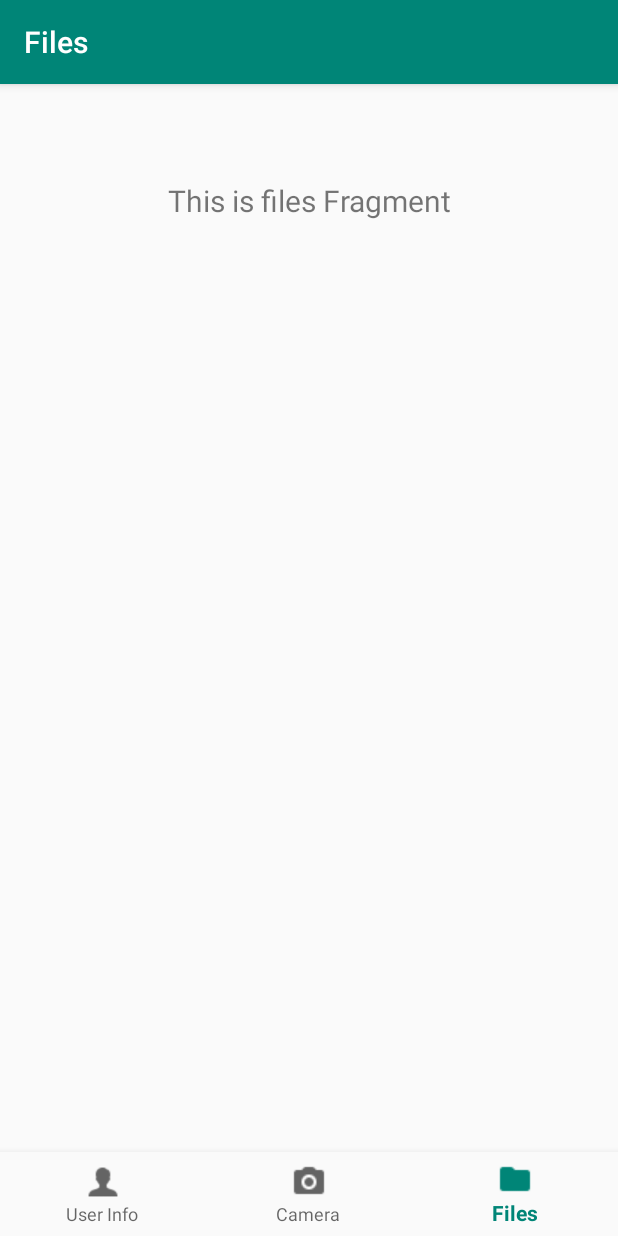
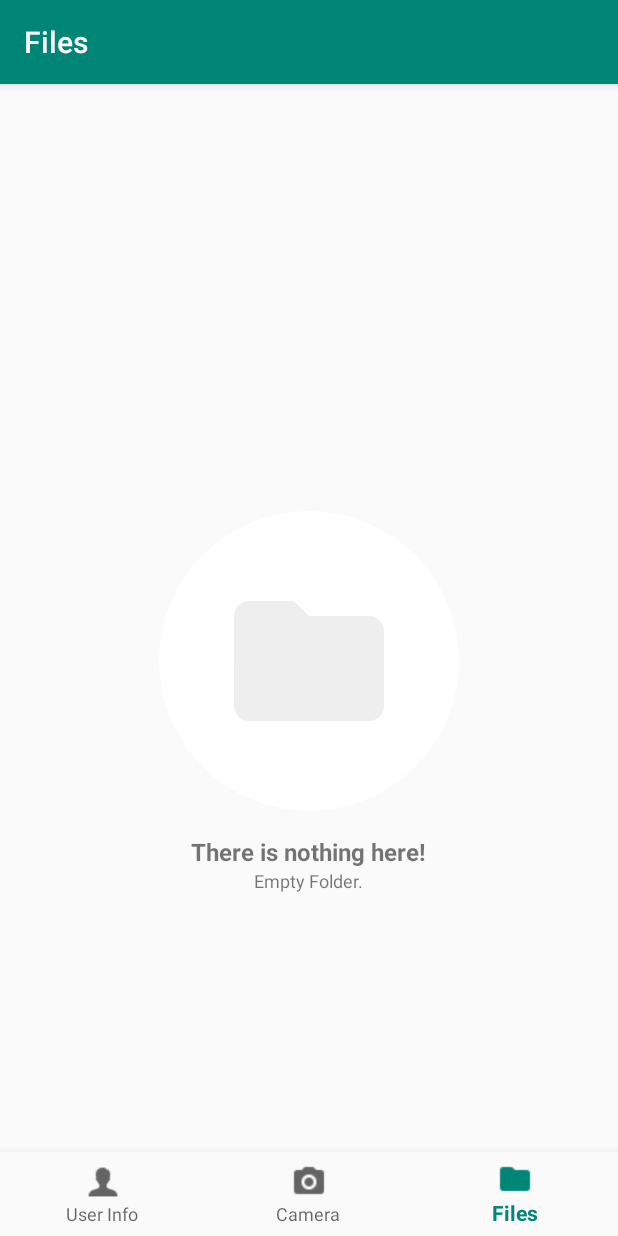
Before and after one commit to maxorozco213/Notely, an Android app: the FilesFragment screen opened through its navigation route, on a phone screen of 412 x 824 dp. Run offline under Robolectric (Android 15) with nearby library versions, the phone set to English and light mode, and no system bars; our stand-ins replace data binding, navigation-ui; 2 statements that could not run were skipped.

```diff
--- a/app/src/main/java/com/example/notely/ui/files/FilesFragment.kt
+++ b/app/src/main/java/com/example/notely/ui/files/FilesFragment.kt
@@ -14,6 +14,10 @@ import com.example.notely.databinding.FragmentFilesBinding
 
 class FilesFragment : Fragment() {
     private lateinit var filesViewModel: FilesViewModel
+
+    companion object {
+        private const val ARG_PATH: String = "com.thetechnocafe.gurleensethi.kotlinfileexplorer.fileslist.path"
+    }
 
     override fun onCreateView(
         inflater: LayoutInflater,
@@ -35,4 +39,5 @@ class FilesFragment : Fragment() {
 
         return binding.root
     }
+
 }
--- /dev/null
+++ b/app/src/main/res/drawable/background_circle.xml
@@ -0,0 +1,8 @@
+<?xml version="1.0" encoding="utf-8"?>
+<selector xmlns:android="http://schemas.android.com/apk/res/android">
+    <item>
+        <shape android:shape="oval">
+            <solid android:color="@android:color/white"/>
+        </shape>
+    </item>
+</selector>
--- /dev/null
+++ b/app/src/main/res/drawable/ic_close_grey_24dp.xml
@@ -0,0 +1,5 @@
+<vector android:height="24dp" android:tint="#706C6C"
+    android:viewportHeight="24.0" android:viewportWidth="24.0"
+    android:width="24dp" xmlns:android="http://schemas.android.com/apk/res/android">
+    <path android:fillColor="#FF000000" android:pathData="M19,6.41L17.59,5 12,10.59 6.41,5 5,6.41 10.59,12 5,17.59 6.41,19 12,13.41 17.59,19 19,17.59 13.41,12z"/>
+</vector>
--- /dev/null
+++ b/app/src/main/res/drawable/ic_content_copy_grey_24dp.xml
@@ -0,0 +1,5 @@
+<vector android:height="24dp" android:tint="#706C6C"
+    android:viewportHeight="24.0" android:viewportWidth="24.0"
+    android:width="24dp" xmlns:android="http://schemas.android.com/apk/res/android">
+    <path android:fillColor="#FF000000" android:pathData="M16,1L4,1c-1.1,0 -2,0.9 -2,2v14h2L4,3h12L16,1zM19,5L8,5c-1.1,0 -2,0.9 -2,2v14c0,1.1 0.9,2 2,2h11c1.1,0 2,-0.9 2,-2L21,7c0,-1.1 -0.9,-2 -2,-2zM19,21L8,21L8,7h11v14z"/>
+</vector>
--- /dev/null
+++ b/app/src/main/res/drawable/ic_content_paste_grey_24dp.xml
@@ -0,0 +1,5 @@
+<vector android:height="24dp" android:tint="#706C6C"
+    android:viewportHeight="24.0" android:viewportWidth="24.0"
+    android:width="24dp" xmlns:android="http://schemas.android.com/apk/res/android">
+    <path android:fillColor="#FF000000" android:pathData="M19,2h-4.18C14.4,0.84 13.3,0 12,0c-1.3,0 -2.4,0.84 -2.82,2L5,2c-1.1,0 -2,0.9 -2,2v16c0,1.1 0.9,2 2,2h14c1.1,0 2,-0.9 2,-2L21,4c0,-1.1 -0.9,-2 -2,-2zM12,2c0.55,0 1,0.45 1,1s-0.45,1 -1,1 -1,-0.45 -1,-1 0.45,-1 1,-1zM19,20L5,20L5,4h2v3h10L17,4h2v16z"/>
+</vector>
--- /dev/null
+++ b/app/src/main/res/drawable/ic_create_new_folder_grey_24dp.xml
@@ -0,0 +1,5 @@
+<vector android:height="24dp" android:tint="#706C6C"
+    android:viewportHeight="24.0" android:viewportWidth="24.0"
+    android:width="24dp" xmlns:android="http://schemas.android.com/apk/res/android">
+    <path android:fillColor="#FF000000" android:pathData="M20,6h-8l-2,-2L4,4c-1.11,0 -1.99,0.89 -1.99,2L2,18c0,1.11 0.89,2 2,2h16c1.11,0 2,-0.89 2,-2L22,8c0,-1.11 -0.89,-2 -2,-2zM19,14h-3v3h-2v-3h-3v-2h3L14,9h2v3h3v2z"/>
+</vector>
--- /dev/null
+++ b/app/src/main/res/drawable/ic_delete_grey_24dp.xml
@@ -0,0 +1,5 @@
+<vector android:height="24dp" android:tint="#706C6C"
+    android:viewportHeight="24.0" android:viewportWidth="24.0"
+    android:width="24dp" xmlns:android="http://schemas.android.com/apk/res/android">
+    <path android:fillColor="#FF000000" android:pathData="M6,19c0,1.1 0.9,2 2,2h8c1.1,0 2,-0.9 2,-2V7H6v12zM19,4h-3.5l-1,-1h-5l-1,1H5v2h14V4z"/>
+</vector>
--- /dev/null
+++ b/app/src/main/res/drawable/ic_folder_dark_24dp.xml
@@ -0,0 +1,5 @@
+<vector android:height="24dp" android:tint="#EEEEEE"
+    android:viewportHeight="24.0" android:viewportWidth="24.0"
+    android:width="24dp" xmlns:android="http://schemas.android.com/apk/res/android">
+    <path android:fillColor="#FF000000" android:pathData="M10,4H4c-1.1,0 -1.99,0.9 -1.99,2L2,18c0,1.1 0.9,2 2,2h16c1.1,0 2,-0.9 2,-2V8c0,-1.1 -0.9,-2 -2,-2h-8l-2,-2z"/>
+</vector>
--- /dev/null
+++ b/app/src/main/res/drawable/ic_folder_grey_24dp.xml
@@ -0,0 +1,5 @@
+<vector android:height="24dp" android:tint="#706C6C"
+    android:viewportHeight="24.0" android:viewportWidth="24.0"
+    android:width="24dp" xmlns:android="http://schemas.android.com/apk/res/android">
+    <path android:fillColor="#FF000000" android:pathData="M10,4H4c-1.1,0 -1.99,0.9 -1.99,2L2,18c0,1.1 0.9,2 2,2h16c1.1,0 2,-0.9 2,-2V8c0,-1.1 -0.9,-2 -2,-2h-8l-2,-2z"/>
+</vector>
--- /dev/null
+++ b/app/src/main/res/drawable/ic_insert_drive_file_grey_24dp.xml
@@ -0,0 +1,5 @@
+<vector android:height="24dp" android:tint="#706C6C"
+    android:viewportHeight="24.0" android:viewportWidth="24.0"
+    android:width="24dp" xmlns:android="http://schemas.android.com/apk/res/android">
+    <path android:fillColor="#FF000000" android:pathData="M6,2c-1.1,0 -1.99,0.9 -1.99,2L4,20c0,1.1 0.89,2 1.99,2L18,22c1.1,0 2,-0.9 2,-2L20,8l-6,-6L6,2zM13,9L13,3.5L18.5,9L13,9z"/>
+</vector>
--- a/app/src/main/res/layout/fragment_files.xml
+++ b/app/src/main/res/layout/fragment_files.xml
@@ -15,18 +15,45 @@
         android:layout_width="match_parent"
         android:layout_height="match_parent">
 
-        <TextView
-            android:id="@+id/text_files"
-            android:layout_width="match_parent"
+        <android.support.v7.widget.RecyclerView
+        android:id="@+id/filesRecyclerView"
+        android:layout_width="match_parent"
+        android:layout_height="match_parent"
+        app:layout_behavior="@string/appbar_scrolling_view_behavior" />
+
+        <LinearLayout
+            android:id="@+id/emptyFolderLayout"
+            android:layout_width="wrap_content"
             android:layout_height="wrap_content"
-            android:layout_marginStart="8dp"
-            android:layout_marginTop="8dp"
-            android:layout_marginEnd="8dp"
-            android:textAlignment="center"
-            android:textSize="20sp"
-            app:layout_constraintEnd_toEndOf="parent"
-            app:layout_constraintStart_toStartOf="parent"
-            app:layout_constraintTop_toTopOf="parent" />
+            android:orientation="vertical"
+            android:gravity="center"
+            app:layout_constraintBottom_toBottomOf="parent"
+            app:layout_constraintLeft_toLeftOf="parent"
+            app:layout_constraintRight_toRightOf="parent"
+            app:layout_constraintTop_toTopOf="parent">
+
+            <ImageView
+                android:layout_width="200dp"
+                android:layout_height="200dp"
+                android:background="@drawable/background_circle"
+                android:padding="40dp"
+                app:srcCompat="@drawable/ic_folder_dark_24dp" />
+
+            <TextView
+                android:layout_width="wrap_content"
+                android:layout_marginTop="16dp"
+                android:layout_height="wrap_content"
+                android:textSize="16sp"
+                android:textStyle="bold"
+                android:text="There is nothing here!"/>
+
+            <TextView
+                android:layout_width="wrap_content"
+                android:layout_height="wrap_content"
+                android:textSize="12sp"
+                android:text="Empty Folder."/>
+
+        </LinearLayout>
 
     </androidx.constraintlayout.widget.ConstraintLayout>
 </layout>
```
Also changed, not shown: app/src/main/AndroidManifest.xml (+10 -0 lines), app/src/main/res/drawable/background_primary_button.xml (added, +9 -0 lines), app/src/main/res/drawable/ic_chevron_right_black_24dp.xml (added, +9 -0 lines), app/src/main/res/drawable/ic_create_new_folder_black_24dp.xml (added, +9 -0 lines), app/src/main/res/drawable/ic_insert_drive_file_black_24dp.xml (added, +9 -0 lines), app/src/main/res/drawable/ic_launcher_background.xml (+67 -67 lines).
